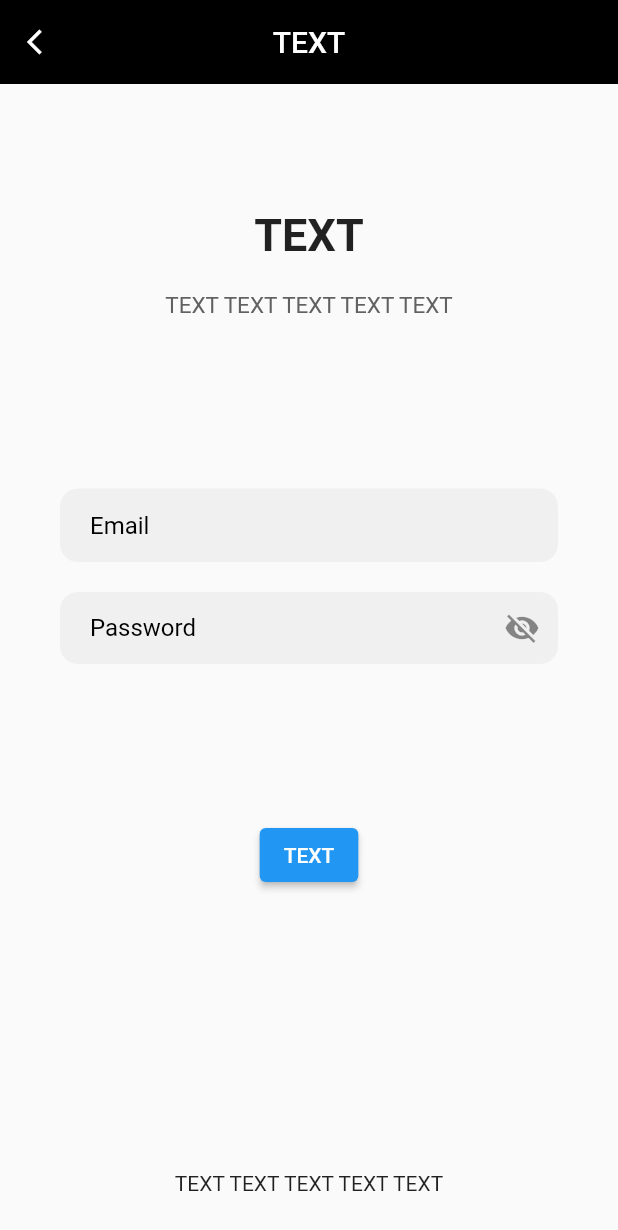
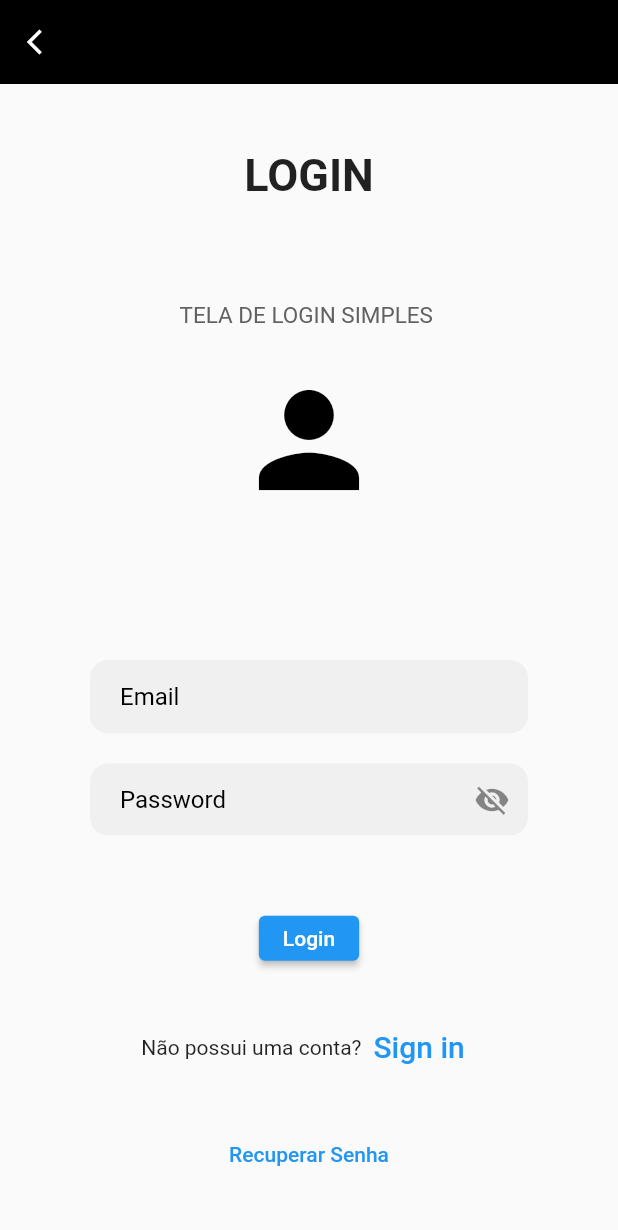
Before and after one commit to JoaoHenriqu3/LoginView, a Flutter app: the screen it shows after launch, on a phone screen of 412 x 824 dp. Shown: the top 1230 px of the screen. Run offline on Flutter 3.47's test engine with Material 2 defaults, Android fonts, the phone set to English and light mode, and no system bars.

Commit message:
Login View Simples

```diff
--- a/lib/login_view.dart
+++ b/lib/login_view.dart
@@ -8,6 +8,8 @@ class LoginView extends StatefulWidget {
 }
 
 class _LoginViewState extends State<LoginView> {
+  GlobalKey<FormState> key = GlobalKey();
+  // LoginRequestData loginData = LoginRequestData();
   bool validate = false;
   bool obscureText = false;
 
@@ -17,7 +19,7 @@ class _LoginViewState extends State<LoginView> {
       resizeToAvoidBottomInset: false,
       appBar: AppBar(
         centerTitle: true,
-        title: const Text('TEXT'),
+        // title: const Text('TEXT'),
         elevation: 0,
         backgroundColor: Colors.black,
         leading: IconButton(
@@ -31,16 +33,15 @@ class _LoginViewState extends State<LoginView> {
       ),
       body: Center(
         child: SingleChildScrollView(
-          child: SizedBox(
+          child: Container(
+            margin: const EdgeInsets.all(20.0),
             height: MediaQuery.of(context).size.height,
             width: MediaQuery.of(context).size.width,
             child: Column(
               mainAxisAlignment: MainAxisAlignment.spaceEvenly,
               children: [
-                Column(
-                  children: [
                 const Text(
-                      "TEXT",
+                  "LOGIN",
                   style: TextStyle(
                     fontSize: 30,
                     fontWeight: FontWeight.bold,
@@ -48,15 +49,18 @@ class _LoginViewState extends State<LoginView> {
                 ),
                 const SizedBox(height: 20),
                 Text(
-                      "TEXT TEXT TEXT TEXT TEXT",
+                  "TELA DE LOGIN SIMPLES ",
                   style: TextStyle(
                     fontSize: 15,
                     color: Colors.grey[700],
                   ),
                 ),
-                    const SizedBox(height: 30),
-                  ],
+                const Icon(
+                  Icons.person,
+                  color: Colors.black,
+                  size: 100.0,
                 ),
+                const SizedBox(height: 50),
                 Padding(
                   padding: const EdgeInsets.symmetric(horizontal: 40),
                   child: Column(
@@ -106,8 +110,8 @@ class _LoginViewState extends State<LoginView> {
                                   ? Icons.visibility
                                   : Icons.visibility_off,
                               semanticLabel: obscureText
-                                  ? 'show password'
-                                  : 'hide password',
+                                  ? 'Mostrar senha'
+                                  : 'Esconder senha',
                             ),
                           ),
                         ),
@@ -116,12 +120,33 @@ class _LoginViewState extends State<LoginView> {
                     ],
                   ),
                 ),
-                ElevatedButton(
-                  onPressed: (() {}),
-                  child: const Text('TEXT'),
+                Container(
+                  height: 50,
+                  padding: const EdgeInsets.fromLTRB(20.0, 10.0, 20.0, 10.0),
+                  child: ElevatedButton(
+                      child: const Text('Login'), onPressed: () {}),
+                ),
+                Row(
+                  mainAxisAlignment: MainAxisAlignment.center,
+                  children: [
+                    const Text('Não possui uma conta?'),
+                    TextButton(
+                      child: const Text(
+                        'Sign in',
+                        style: TextStyle(fontSize: 20),
+                      ),
+                      onPressed: () {},
+                    ),
+                  ],
+                ),
+                TextButton(
+                  onPressed: () {},
+                  child: const Text(
+                    'Recuperar Senha',
+                  ),
                 ),
                 const SizedBox(height: 20),
-                const Text("TEXT TEXT TEXT TEXT TEXT"),
+                const Text("João Henrique - LOGIN VIEW - 2023"),
               ],
             ),
           ),
```
Lines whose indentation alone changed are shown as unchanged.
